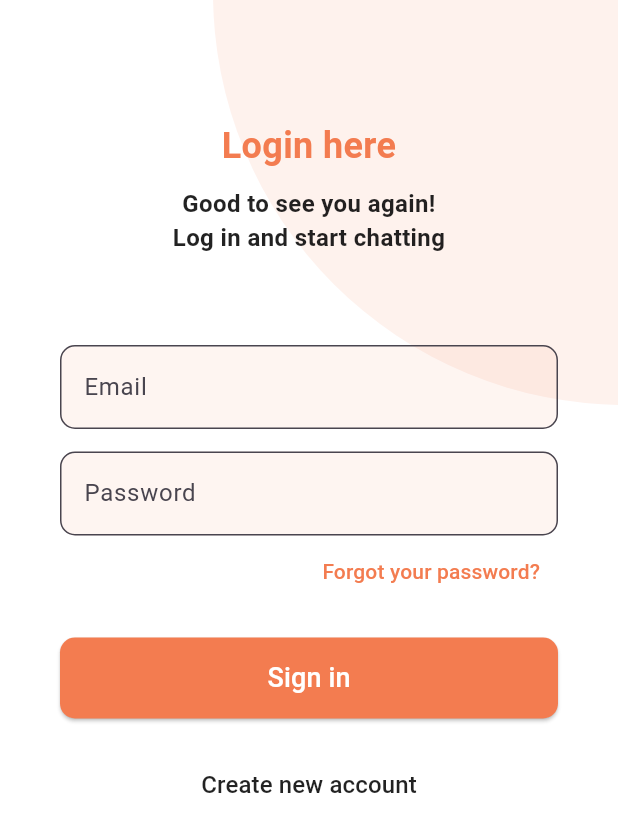
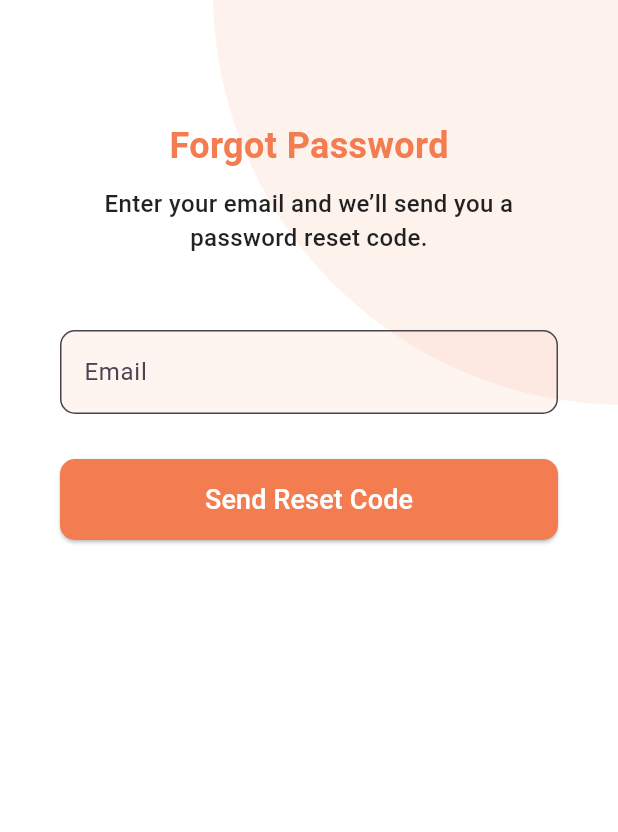
Before and after one commit to Nourhan-mo7amed/Wavlooo, a Flutter app: the Login_Screen screen opened by its route, after a tap on "Forgot your password?", on a phone screen of 412 x 824 dp. Shown: the top 832 px of the screen. Run offline on Flutter 3.47's test engine with Material 3 defaults, Android fonts, the phone set to English and light mode, and no system bars; our stand-ins replace image_picker, pin_code_fields; network calls fail.

Commit message:
Add Forgot Password and Reset Password screens with API integration
- Implement ForgotPasswordScreen for users to request a password reset code via email.
- Create ResetPasswordScreen for users to enter the received code and set a new password.
- Integrate HTTP requests to communicate with the backend for password reset functionality.
- Add input validation and user feedback through SnackBars for better UX.

```diff
--- /dev/null
+++ b/lib/screens/ForgotPasswordScreen.dart
@@ -0,0 +1,125 @@
+import 'dart:convert';
+import 'package:flutter/material.dart';
+import 'package:http/http.dart' as http;
+import 'package:chat/screens/ResetPasswordScreen.dart';
+import '../components/Orange_Circle.dart';
+import '../components/TextField.dart';
+
+class ForgotPasswordScreen extends StatefulWidget {
+  const ForgotPasswordScreen({super.key});
+
+  @override
+  State<ForgotPasswordScreen> createState() => _ForgotPasswordScreenState();
+}
+
+class _ForgotPasswordScreenState extends State<ForgotPasswordScreen> {
+  final TextEditingController emailController = TextEditingController();
+
+  Future<void> sendResetCode() async {
+    final email = emailController.text.trim();
+
+    if (email.isEmpty) {
+      ScaffoldMessenger.of(context).showSnackBar(
+        const SnackBar(content: Text("📧 Please enter your email")),
+      );
+      return;
+    }
+
+    try {
+      final response = await http.post(
+        Uri.parse('https://wavlo.azurewebsites.net/api/auth/forget-Password'),
+        headers: {"Content-Type": "application/json"},
+        body: jsonEncode({"email": email}),
+      );
+
+      if (response.statusCode == 200) {
+        Navigator.push(
+          context,
+          MaterialPageRoute(
+            builder: (context) => ResetPasswordScreen(email: email),
+          ),
+        );
+      } else {
+        ScaffoldMessenger.of(context).showSnackBar(
+          const SnackBar(content: Text("❌ Failed to send reset code")),
+        );
+      }
+    } catch (e) {
+      ScaffoldMessenger.of(
+        context,
+      ).showSnackBar(const SnackBar(content: Text("⚠️ Error sending request")));
+    }
+  }
+
+  @override
+  Widget build(BuildContext context) {
+    return Scaffold(
+      backgroundColor: Colors.white,
+      body: Stack(
+        children: [
+          const OrangeCircleDecoration(), // نفس الديكور اللي في شاشة Login
+          Padding(
+            padding: const EdgeInsets.symmetric(horizontal: 40),
+            child: ListView(
+              children: [
+                const SizedBox(height: 80),
+                const Align(
+                  alignment: Alignment.center,
+                  child: Text(
+                    "Forgot Password",
+                    style: TextStyle(
+                      fontSize: 24,
+                      fontWeight: FontWeight.bold,
+                      color: Color(0xffF37C50),
+                    ),
+                  ),
+                ),
+                const SizedBox(height: 10),
+                Align(
+                  alignment: Alignment.center,
+                  child: Text(
+                    "Enter your email and we’ll send you a password reset code.",
+                    textAlign: TextAlign.center,
+                    style: const TextStyle(
+                      fontSize: 16,
+                      fontWeight: FontWeight.w500,
+                      color: Colors.black87,
+                    ),
+                  ),
+                ),
+                const SizedBox(height: 50),
+
+                // Email Input
+                CustomTextField(
+                  label: "Email",
+                  onChanged: (value) {
+                    emailController.text = value;
+                  },
+                ),
+
+                const SizedBox(height: 30),
+
+                // Send Reset Code button
+                ElevatedButton(
+                  onPressed: sendResetCode,
+                  style: ElevatedButton.styleFrom(
+                    backgroundColor: const Color(0xffF37C50),
+                    padding: const EdgeInsets.symmetric(vertical: 14),
+                    minimumSize: const Size(double.infinity, 50),
+                    shape: RoundedRectangleBorder(
+                      borderRadius: BorderRadius.circular(10),
+                    ),
+                  ),
+                  child: const Text(
+                    "Send Reset Code",
+                    style: TextStyle(fontSize: 18, color: Colors.white),
+                  ),
+                ),
+              ],
+            ),
+          ),
+        ],
+      ),
+    );
+  }
+}
--- a/lib/screens/Login_Screen.dart
+++ b/lib/screens/Login_Screen.dart
@@ -1,8 +1,9 @@
 import 'dart:convert';
+import 'package:chat/screens/ForgotPasswordScreen.dart';
+import 'package:chat/screens/Home_screen.dart';
 import 'package:flutter/material.dart';
 import 'package:http/http.dart' as http;
 
-import 'ChatsListScreen.dart';
 import '../components/Orange_Circle.dart';
 import '../components/TextField.dart';
 import 'register_screen.dart';
@@ -42,9 +43,7 @@ class _Login_ScreenState extends State<Login_Screen> {
 
         Navigator.pushReplacement(
           context,
-          MaterialPageRoute(
-            builder: (context) => ChatsListScreen(token: token),
-          ),
+          MaterialPageRoute(builder: (context) => HomeScreen(token: token)),
         );
       } else {
         ScaffoldMessenger.of(context).showSnackBar(
@@ -125,7 +124,14 @@ class _Login_ScreenState extends State<Login_Screen> {
                 Align(
                   alignment: Alignment.centerRight,
                   child: TextButton(
-                    onPressed: () {},
+                    onPressed: () {
+                      Navigator.push(
+                        context,
+                        MaterialPageRoute(
+                          builder: (context) => const ForgotPasswordScreen(),
+                        ),
+                      );
+                    },
                     child: const Text(
                       "Forgot your password?",
                       style: TextStyle(
--- a/lib/screens/call_screen.dart
+++ b/lib/screens/call_screen.dart
@@ -73,20 +73,20 @@ class CallScreen extends StatelessWidget {
                 backgroundImage: NetworkImage(call['image']),
                 radius: 25,
               ),
-              title: Text(call['name']),
+              title: Text(call['name'], style: const TextStyle(fontSize: 18)),
               subtitle: Row(
                 children: [
                   Icon(
                     isMissed ? Icons.arrow_downward : Icons.arrow_upward,
                     color: isMissed ? Colors.red : Colors.green,
-                    size: 16,
+                    size: 17,
                   ),
                   const SizedBox(width: 4),
                   Text(call['time'], style: const TextStyle(fontSize: 13)),
                 ],
               ),
               trailing: Icon(
-                isVideo ? Icons.videocam : Icons.call,
+                isVideo ? Icons.videocam_outlined : Icons.phone_outlined,
                 color: Colors.black54,
               ),
             );
```
Also changed, not shown: lib/screens/ChatsListScreen.dart (deleted, +0 -234 lines), lib/screens/Home_screen.dart (+72 -23 lines), lib/screens/ResetPasswordScreen.dart (added, +160 -0 lines), lib/screens/Status_screen.dart (+10 -4 lines), lib/screens/register_screen.dart (+7 -1 lines), lib/screens/verify_screen.dart (+33 -11 lines), pubspec.yaml (+7 -7 lines), fonts/ADLaMDisplay-Regular.ttf (added), fonts/Michroma-Regular.ttf (added), pubspec.lock.
